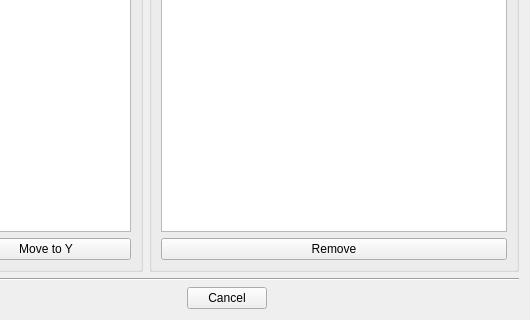
Before: the Qt Designer form graphysio/ui/csvrequest.ui in jaj42/GraPhysio, drawn with Qt 5; both pictures show x 412 to 942 and y 472 to 792 of the 942 by 792 pixel window.
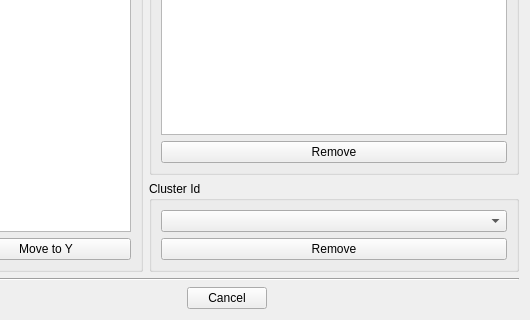
After: the same form once the commit is applied.

Commit message: Add Cluster Id selector to UI

What changed in the file:
```diff
--- a/graphysio/ui/csvrequest.ui
+++ b/graphysio/ui/csvrequest.ui
@@ -364,6 +364,33 @@
          </layout>
         </widget>
        </item>
+       <item>
+        <widget class="QGroupBox" name="groupBox">
+         <property name="title">
+          <string>Cluster Id</string>
+         </property>
+         <layout class="QVBoxLayout" name="verticalLayout_10">
+          <item>
+           <layout class="QVBoxLayout" name="verticalLayout_9">
+            <item>
+             <widget class="QComboBox" name="lstVCluster">
+              <property name="editable">
+               <bool>false</bool>
+              </property>
+             </widget>
+            </item>
+            <item>
+             <widget class="QPushButton" name="btnRemoveCluster">
+              <property name="text">
+               <string>Remove</string>
+              </property>
+             </widget>
+            </item>
+           </layout>
+          </item>
+         </layout>
+        </widget>
+       </item>
       </layout>
      </item>
     </layout>
```
The commit also changes 1 other file.
